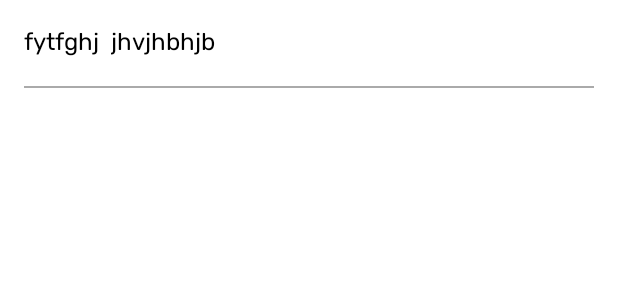
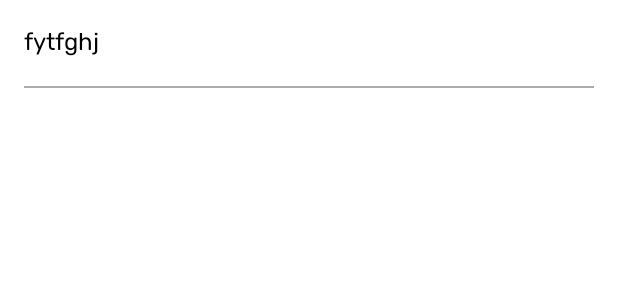
Before and after one commit to minionJerry/BabyMed, an Android app: the layout illness_list_item.xml on its own in the app's theme, with its tools: preview values and no code run, on a phone screen of 412 x 824 dp. Shown: the top 300 px of the screen. Run offline under Robolectric (Android 15) with nearby library versions, the phone set to English and light mode, and no system bars.

Commit message:
fixed displaying list of illnesses

```diff
--- a/app/src/main/java/com/kanykeinu/babymed/view/childdetail/IllnessAdapter.kt
+++ b/app/src/main/java/com/kanykeinu/babymed/view/childdetail/IllnessAdapter.kt
@@ -28,14 +28,14 @@ class IllnessAdapter(private val mContext: Context, private var objects: List<Il
         val illness = objects.get(position)
         holder.bind(illness)
         val child : Child = onAgeSet.getChildAge(illness.childId)
-        holder.getChildAgeEditText()?.text = mContext.getString(R.string.illness_list_item_descrip,Child.getIllnessAge(child.birthDate, illness.date),illness.illnessWeight)
+        holder.getChildAgeEditText()?.append(" " + mContext.getString(R.string.illness_list_item_descrip,Child.getIllnessAge(child.birthDate, illness.date),illness.illnessWeight))
         holder.listen { pos, type -> onIllnessClick.onIllnessClick(illness)  }
     }
 
     class IllnessHolder(itemView : View) : RecyclerView.ViewHolder(itemView) {
 
         fun bind(illness: Illness) {
-            itemView.tvIllnessName.text = illness.name
+            itemView.tvIllChildIllnessDetails.text = illness.name
         }
 
         fun getChildAgeEditText() : TextView? {
--- a/app/src/main/res/layout/illness_list_item.xml
+++ b/app/src/main/res/layout/illness_list_item.xml
@@ -1,49 +1,27 @@
 <?xml version="1.0" encoding="utf-8"?>
 
 <LinearLayout xmlns:android="http://schemas.android.com/apk/res/android"
-    xmlns:app="http://schemas.android.com/apk/res-auto"
     android:layout_width="match_parent"
     android:layout_height="wrap_content"
-    android:orientation="vertical">
-
-    <LinearLayout
-        android:layout_width="match_parent"
-        android:layout_height="wrap_content"
+    android:orientation="vertical"
     android:paddingStart="16dp"
     android:paddingEnd="16dp"
-        android:paddingBottom="16dp"
-        android:paddingTop="16dp"
-        android:gravity="center_vertical"
-        android:orientation="horizontal">
-
-        <TextView
-            android:id="@+id/tvIllnessName"
-            android:layout_width="wrap_content"
-            android:layout_height="wrap_content"
-            android:text="fytfghj  "
-            android:textColor="@android:color/black"
-            android:fontFamily="@font/rubik"
-            android:textSize="16sp" />
+    android:paddingTop="16dp">
 
     <TextView
         android:id="@+id/tvIllChildIllnessDetails"
         android:layout_width="wrap_content"
         android:layout_height="wrap_content"
-            android:text="jhvjhbhjb"
+        android:text="fytfghj "
         android:textColor="@android:color/black"
         android:fontFamily="@font/rubik"
         android:textSize="16sp"
-            app:layout_constraintEnd_toEndOf="parent"
-            app:layout_constraintStart_toEndOf="@+id/tvIllnessName"
-            app:layout_constraintTop_toTopOf="parent" />
-    </LinearLayout>
+        android:layout_marginBottom="16dp"/>
 
     <View
         android:id="@+id/view"
         android:layout_width="match_parent"
         android:layout_height="1dp"
-        android:layout_marginStart="16dp"
-        android:layout_marginEnd="16dp"
         android:background="@android:color/darker_gray"
      />
 
```
Lines whose indentation alone changed are shown as unchanged.
